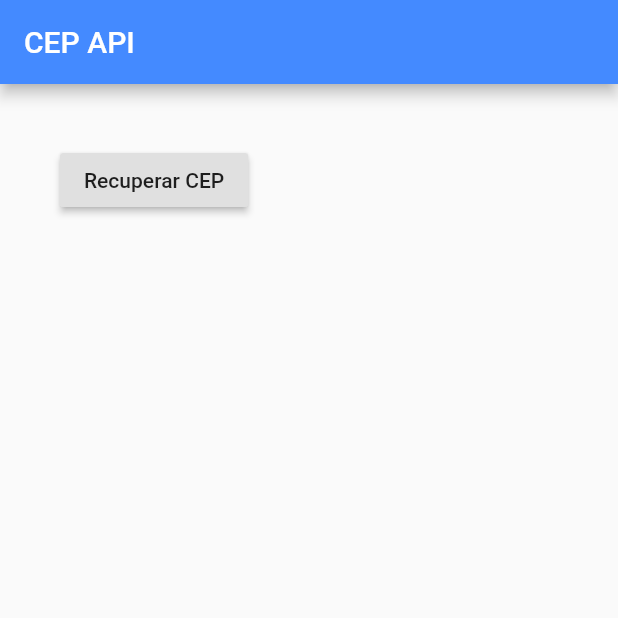
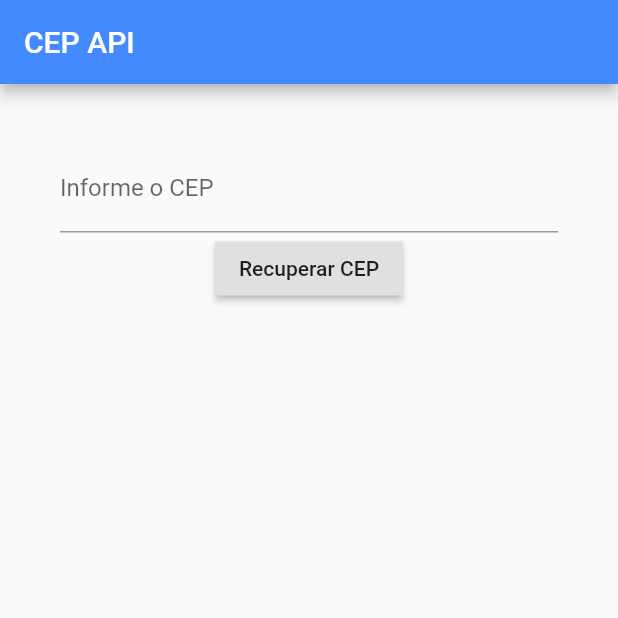
Before and after one commit to moreirapontocom/flutter-consulta-cep, a Flutter app: the screen it shows after launch, after a tap on "Recuperar CEP", on a phone screen of 412 x 824 dp, the top half of it. Run offline on Flutter 3.47's test engine with Material 2 defaults, Android fonts, the phone set to English and light mode, and no system bars; network calls fail.

Commit message:
Dynamic CEP using TextField

```diff
--- a/lib/home.dart
+++ b/lib/home.dart
@@ -9,15 +9,25 @@ class Home extends StatefulWidget {
 
 class _HomeState extends State<Home> {
 
+  String _resultado = "";
+
+  TextEditingController _controllerCEP = TextEditingController();
+
   _recuperarCep() async {
-    String cep = "30775330";
-    String url = "http://viacep.com.br/ws/" + cep + "/json/";
+
+    String url = "http://viacep.com.br/ws/" + _controllerCEP.text + "/json/";
 
     http.Response response = await http.get(url);
 
     Map<String, dynamic> content = json.decode(response.body);
 
-    print("Rua " + content["logradouro"] + ", " + content["bairro"] + " - " + content["localidade"]);
+    String logradouro = content["logradouro"];
+    String bairro = content["bairro"];
+    String localidade = content["localidade"];
+
+    setState(() {
+      _resultado = logradouro + ", " + bairro + " - " + localidade;
+    });
   }
 
   @override
@@ -29,9 +39,25 @@ class _HomeState extends State<Home> {
       ),
       body: Container(
         padding: EdgeInsets.all(40),
-        child: RaisedButton(
-          child: Text("Recuperar CEP"),
-          onPressed: _recuperarCep,
+        width: double.infinity,
+        child: Column(
+          children: <Widget>[
+
+            TextField(
+              keyboardType: TextInputType.number,
+              controller: _controllerCEP,
+              decoration: InputDecoration(
+                labelText: "Informe o CEP"
+              ),
+            ),
+
+            RaisedButton(
+              child: Text("Recuperar CEP"),
+              onPressed: _recuperarCep,
+            ),
+            Text( _resultado )
+
+          ],
         ),
       ),
     );
```
